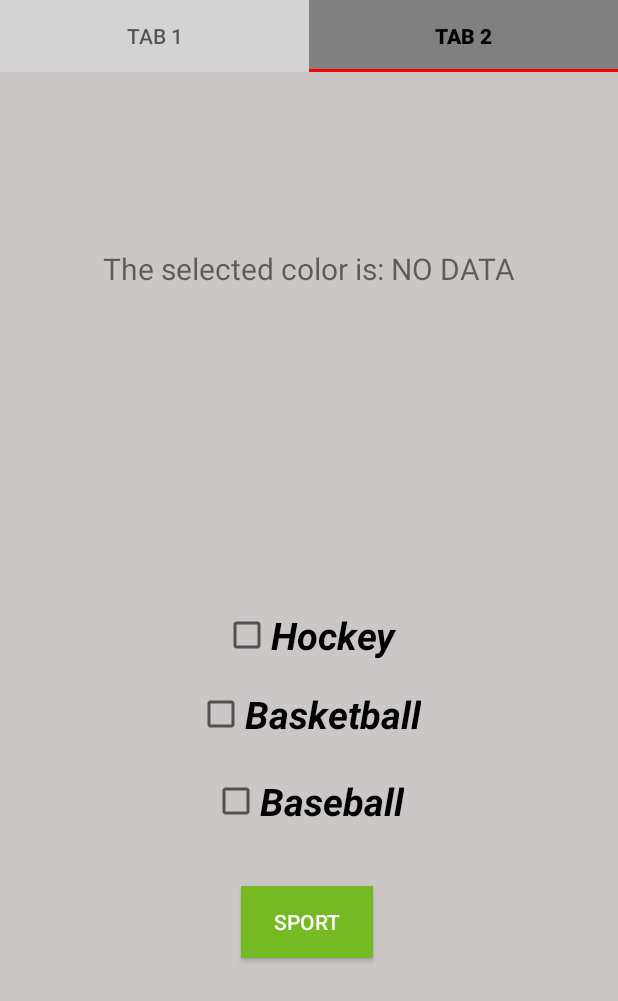
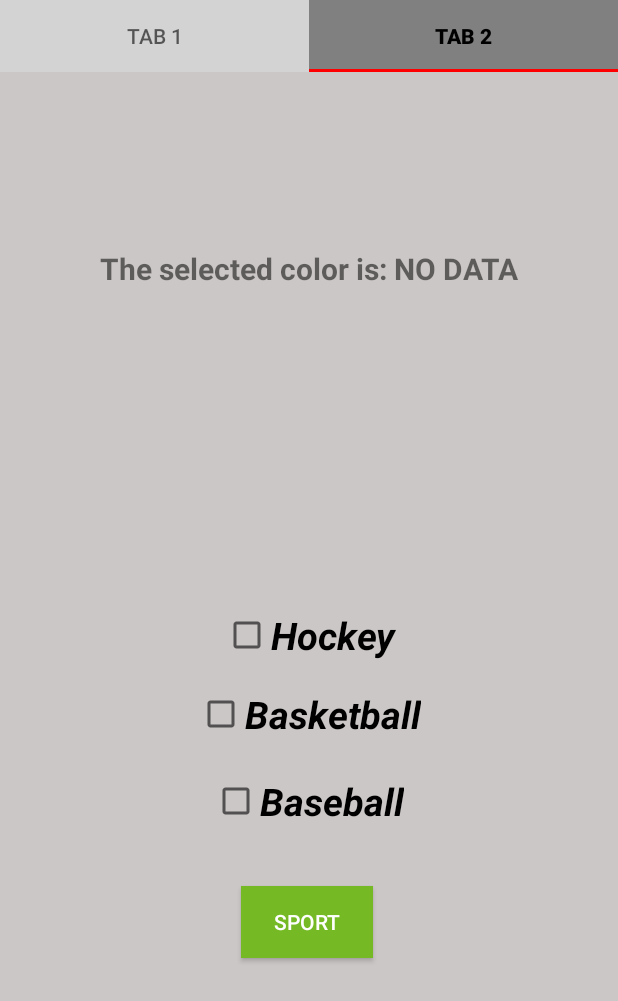
Before and after one commit to SaajidAziz5756/TabsLayoutLab, an Android app: the screen it shows after launch (SaajidMainActivity), tab 2 chosen, on a phone screen of 412 x 824 dp. Shown: the top 1001 px of the screen. Run offline under Robolectric (Android 15) with nearby library versions, the phone set to English and light mode, and no system bars.

Commit message:
Finished fragment 2

```diff
--- a/SaajidLab6/src/main/java/john/smith/tabslayout/HomeFragmentSaajid.java
+++ b/SaajidLab6/src/main/java/john/smith/tabslayout/HomeFragmentSaajid.java
@@ -76,6 +76,8 @@ public class HomeFragmentSaajid extends Fragment {
         View view = inflater.inflate(R.layout.fragment_home, container, false);
         RadioGroup rg = view.findViewById(R.id.SaajidradioGroup);
         Button btn = view.findViewById(R.id.SaajidSubmit);
+        rg.check(R.id.SaajidradioButton);
+
         btn.setOnClickListener(v -> {
 
             int selection = rg.getCheckedRadioButtonId();
--- a/SaajidLab6/src/main/java/john/smith/tabslayout/SettingsFragmentAziz.java
+++ b/SaajidLab6/src/main/java/john/smith/tabslayout/SettingsFragmentAziz.java
@@ -1,6 +1,7 @@
 //Saajid Aziz   n01555756
 package john.smith.tabslayout;
 
+import android.app.AlertDialog;
 import android.os.Bundle;
 
 import androidx.annotation.NonNull;
@@ -11,7 +12,10 @@ import androidx.fragment.app.FragmentResultListener;
 import android.view.LayoutInflater;
 import android.view.View;
 import android.view.ViewGroup;
+import android.widget.Button;
+import android.widget.CheckBox;
 import android.widget.TextView;
+
 
 /**
  * A simple {@link Fragment} subclass.
@@ -68,6 +72,10 @@ public class SettingsFragmentAziz extends Fragment {
         // Inflate the layout for this fragment
         View view = inflater.inflate(R.layout.fragment_settings, container, false);
         TextView txt = view.findViewById(R.id.SaajidCv);
+        CheckBox hock = view.findViewById(R.id.SaajidcheckBox);
+        CheckBox bask = view.findViewById(R.id.SaajidcheckBox2);
+        CheckBox base= view.findViewById(R.id.SaajidcheckBox3);
+        Button sprt = view.findViewById(R.id.Saajidbutton);
 
         getParentFragmentManager().setFragmentResultListener("key", this, new FragmentResultListener() {
             @Override
@@ -101,6 +109,47 @@ public class SettingsFragmentAziz extends Fragment {
             }
         });
 
+
+
+        sprt.setOnClickListener(v ->
+
+
+
+                {
+                    StringBuilder check =new StringBuilder();
+
+                    if (hock.isChecked())
+                    {
+                        check.append(getString(R.string.hockey)).append("\n");
+
+                    }
+                    if (bask.isChecked())
+                    {
+                        check.append(getString(R.string.basketball)).append("\n");
+
+                    }
+                    if (base.isChecked())
+                    {
+                        check.append(getString(R.string.baseball)).append("\n");
+                    }
+                    if (check.length() < 1  )
+                        check.append(getString(R.string.no_sport));
+
+                    new AlertDialog.Builder(requireContext()).setIcon(R.mipmap.ic_launcher)
+                            .setTitle(getString(R.string.sports))
+                            .setMessage(check)
+                            .setPositiveButton(getString(R.string.ok), null)
+                            .show();
+
+                }
+
+
+                );
+
+
+
+
+
         return view;
 
     }
--- a/SaajidLab6/src/main/res/layout/fragment_settings.xml
+++ b/SaajidLab6/src/main/res/layout/fragment_settings.xml
@@ -17,53 +17,54 @@
         android:layout_marginEnd="68dp"
         android:text="@string/the_selected_color_is_no_data"
         android:textSize="20sp"
+        android:textStyle="bold"
         app:layout_constraintEnd_toEndOf="parent"
         app:layout_constraintStart_toStartOf="parent"
         app:layout_constraintTop_toTopOf="parent" />
 
     <CheckBox
-        android:id="@+id/checkBox"
+        android:id="@+id/SaajidcheckBox"
         android:layout_width="wrap_content"
         android:layout_height="wrap_content"
         android:layout_marginStart="158dp"
         android:layout_marginTop="213dp"
         android:layout_marginEnd="158dp"
         android:layout_marginBottom="18dp"
-        android:text="Hockey"
+        android:text="@string/hockey"
         android:textSize="25sp"
         android:textStyle="bold|italic"
-        app:layout_constraintBottom_toTopOf="@+id/checkBox2"
+        app:layout_constraintBottom_toTopOf="@+id/SaajidcheckBox2"
         app:layout_constraintEnd_toEndOf="parent"
         app:layout_constraintStart_toStartOf="parent"
         app:layout_constraintTop_toBottomOf="@+id/SaajidCv" />
 
     <CheckBox
-        android:id="@+id/checkBox2"
+        android:id="@+id/SaajidcheckBox2"
         android:layout_width="wrap_content"
         android:layout_height="wrap_content"
         android:layout_marginStart="158dp"
         android:layout_marginTop="18dp"
         android:layout_marginEnd="158dp"
-        android:text="Basketball"
+        android:text="@string/basketball"
         android:textSize="25sp"
         android:textStyle="bold|italic"
         app:layout_constraintEnd_toEndOf="parent"
         app:layout_constraintStart_toStartOf="parent"
-        app:layout_constraintTop_toBottomOf="@+id/checkBox" />
+        app:layout_constraintTop_toBottomOf="@+id/SaajidcheckBox" />
 
     <CheckBox
-        android:id="@+id/checkBox3"
+        android:id="@+id/SaajidcheckBox3"
         android:layout_width="wrap_content"
         android:layout_height="wrap_content"
         android:layout_marginStart="157dp"
         android:layout_marginTop="23dp"
         android:layout_marginEnd="159dp"
-        android:text="Baseball"
+        android:text="@string/baseball"
         android:textSize="25sp"
         android:textStyle="bold|italic"
         app:layout_constraintEnd_toEndOf="parent"
         app:layout_constraintStart_toStartOf="parent"
-        app:layout_constraintTop_toBottomOf="@+id/checkBox2" />
+        app:layout_constraintTop_toBottomOf="@+id/SaajidcheckBox2" />
 
     <Button
         android:id="@+id/Saajidbutton"
@@ -74,10 +75,10 @@
         android:layout_marginEnd="163dp"
         android:layout_marginBottom="225dp"
         android:background="#75BA25"
-        android:text="Sport"
+        android:text="@string/sport"
         android:textColor="#FFFFFF"
         app:layout_constraintBottom_toBottomOf="parent"
         app:layout_constraintEnd_toEndOf="parent"
         app:layout_constraintStart_toStartOf="parent"
-        app:layout_constraintTop_toBottomOf="@+id/checkBox3" />
+        app:layout_constraintTop_toBottomOf="@+id/SaajidcheckBox3" />
 </androidx.constraintlayout.widget.ConstraintLayout>
--- a/SaajidLab6/src/main/res/values/strings.xml
+++ b/SaajidLab6/src/main/res/values/strings.xml
@@ -13,4 +13,11 @@
     <string name="the_selected_color_is_no_data">The selected color is: NO DATA</string>
     <string name="the_chosen_color_is">"The chosen color is: "</string>
     <string name="the_chosen_color_is_no_data">The chosen color is: NO DATA</string>
+    <string name="hockey">Hockey</string>
+    <string name="basketball">Basketball</string>
+    <string name="baseball">Baseball</string>
+    <string name="sport">Sport</string>
+    <string name="no_sport">NO SPORT</string>
+    <string name="sports">Sports</string>
+    <string name="ok">OK</string>
 </resources>
```
